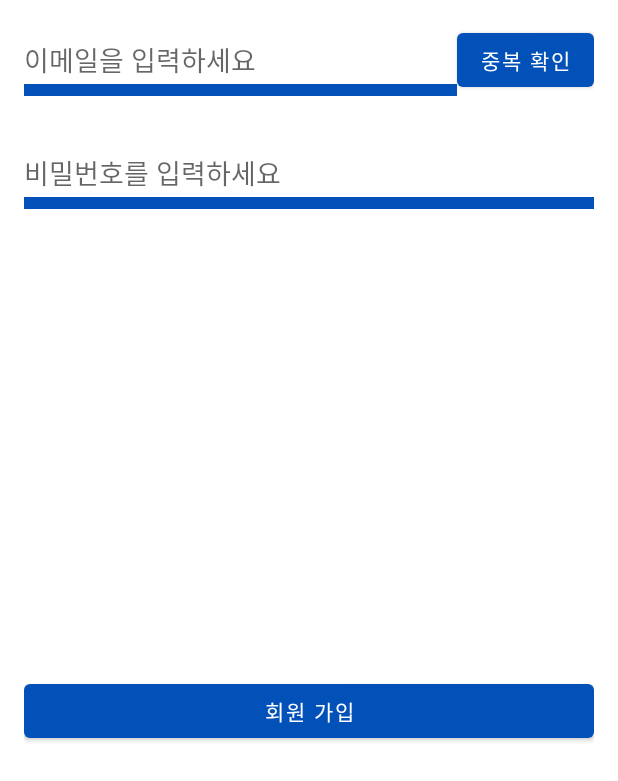
After one commit to miiiin15/Location-sharing, an Android app: the SignupActivity screen opened directly, with no data from a screen before it, on a phone screen of 412 x 824 dp. The commit adds this screen. Shown: the top 781 px of the screen. Run offline under Robolectric (Android 15) with nearby library versions, the phone set to English and light mode, and no system bars.

Commit message:
Update SignupActivity : 회원가입 연결.

```diff
--- /dev/null
+++ b/app/src/main/java/com/save/protect/activity/SignupActivity.kt
@@ -0,0 +1,82 @@
+package com.save.protect.activity
+
+import android.os.Bundle
+import android.text.TextUtils
+import android.util.Log
+import android.widget.Button
+import android.widget.EditText
+import android.widget.TextView
+import android.widget.Toast
+import androidx.appcompat.app.AppCompatActivity
+import com.save.protect.R
+import com.save.protect.database.AuthManager
+
+class SignupActivity : AppCompatActivity() {
+
+    private lateinit var editTextEmail: EditText
+    private lateinit var editTextPassword: EditText
+    private lateinit var btnCheckDuplicate: Button
+    private lateinit var btnSignUp: Button
+    private lateinit var tvDuplicateStatus: TextView
+    private var isEmailDuplicate = false // 이메일 중복 체크 상태를 나타내는 변수
+
+    override fun onCreate(savedInstanceState: Bundle?) {
+        super.onCreate(savedInstanceState)
+        setContentView(R.layout.activity_signup)
+
+        editTextEmail = findViewById(R.id.editTextEmail)
+        editTextPassword = findViewById(R.id.editTextPassword)
+        btnCheckDuplicate = findViewById(R.id.btnCheckDuplicate)
+        btnSignUp = findViewById(R.id.btnSignUp)
+        tvDuplicateStatus = findViewById(R.id.tvDuplicateStatus)
+
+        btnCheckDuplicate.setOnClickListener {
+            val email = editTextEmail.text.toString()
+            // 이메일 중복 확인 로직
+            // 중복되면 isEmailDuplicate 변수를 true로 설정하고, tvDuplicateStatus에 메시지를 표시
+
+            try{
+
+            AuthManager.checkEmailDuplication(email).addOnCompleteListener { task ->
+                if (task.isSuccessful) {
+                    val result = task.result // 중복 확인 결과
+
+                    Log.d("중복","${result}")
+
+//                    if (result?.signInMethods?.isEmpty() == true) {
+//                        // 이메일이 중복되지 않음
+//                        // 사용 가능한 이메일 주소
+//                    } else {
+//                        // 이메일이 이미 등록되어 있음
+//                        // 중복된 이메일 주소
+//                    }
+                } else {
+                    // 중복 확인 작업 실패
+                    val exception = task.exception
+                    // 예외 처리
+                    Log.d("실패","${exception?.message}")
+                }
+            }
+            }catch (e:Exception){
+                Log.d("fail","${e}")
+            }
+
+
+        }
+
+        btnSignUp.setOnClickListener {
+            val email = editTextEmail.text.toString()
+            val password = editTextPassword.text.toString()
+
+            if (TextUtils.isEmpty(email) || TextUtils.isEmpty(password)) {
+                // 이메일 또는 비밀번호가 비어 있거나 이메일 중복 확인이 되지 않은 경우
+                Toast.makeText(this, "이메일 또는 비밀번호를 확인하세요.", Toast.LENGTH_SHORT).show()
+            } else {
+                AuthManager.signUpFirebase(email, password) {
+                    Toast.makeText(this, "회원가입 성공 로그인을 실행해주세요.", Toast.LENGTH_SHORT).show()
+                    finish() }
+            }
+        }
+    }
+
+}
--- a/app/src/main/java/com/save/protect/activity/SplashActivity.kt
+++ b/app/src/main/java/com/save/protect/activity/SplashActivity.kt
@@ -39,7 +39,7 @@ class SplashActivity : AppCompatActivity() {
     private fun checkLocationPermission() {
         when {
             PermissionUtils.hasLocationPermission(this) -> {
-                login()
+                next()
             }
             PermissionUtils.checkShowLocationPermission(this) -> {
                 PermissionUtils.showLocationPermissionDialog(this)
@@ -79,7 +79,7 @@ class SplashActivity : AppCompatActivity() {
     }
 
     private fun next() {
-        val intent = Intent(this, MainActivity::class.java)
+        val intent = Intent(this,  SigninActivity::class.java)
         startActivity(intent)
         finish()
     }
--- /dev/null
+++ b/app/src/main/res/layout/activity_signup.xml
@@ -0,0 +1,58 @@
+<?xml version="1.0" encoding="utf-8"?>
+<androidx.constraintlayout.widget.ConstraintLayout
+    xmlns:android="http://schemas.android.com/apk/res/android"
+    xmlns:app="http://schemas.android.com/apk/res-auto"
+    xmlns:tools="http://schemas.android.com/tools"
+    android:layout_width="match_parent"
+    android:layout_height="match_parent"
+    android:padding="16dp"
+    tools:context=".activity.SignupActivity">
+
+    <com.save.protect.custom.CustomInput
+        android:id="@+id/editTextEmail"
+        android:layout_width="0dp"
+        android:layout_height="wrap_content"
+        android:hint="이메일을 입력하세요"
+        app:layout_constraintEnd_toStartOf="@+id/btnCheckDuplicate"
+        app:layout_constraintStart_toStartOf="parent"
+        app:layout_constraintTop_toTopOf="parent" />
+
+    <Button
+        android:id="@+id/btnCheckDuplicate"
+        android:layout_width="wrap_content"
+        android:layout_height="wrap_content"
+        android:text="중복 확인"
+        app:layout_constraintEnd_toEndOf="parent"
+        app:layout_constraintTop_toTopOf="parent" />
+
+    <TextView
+        android:id="@+id/tvDuplicateStatus"
+        android:layout_width="0dp"
+        android:layout_height="wrap_content"
+        android:layout_marginTop="8dp"
+        android:text=""
+        app:layout_constraintEnd_toEndOf="parent"
+        app:layout_constraintStart_toStartOf="parent"
+        app:layout_constraintTop_toBottomOf="@+id/btnCheckDuplicate" />
+
+    <com.save.protect.custom.CustomInput
+        android:id="@+id/editTextPassword"
+        android:layout_width="0dp"
+        android:layout_height="wrap_content"
+        android:hint="비밀번호를 입력하세요"
+        android:inputType="textPassword"
+        app:layout_constraintEnd_toEndOf="parent"
+        app:layout_constraintStart_toStartOf="parent"
+        app:layout_constraintTop_toBottomOf="@+id/tvDuplicateStatus" />
+
+    <Button
+        android:id="@+id/btnSignUp"
+        android:layout_width="0dp"
+        android:layout_height="wrap_content"
+        android:text="회원 가입"
+        app:layout_constraintBottom_toBottomOf="parent"
+        app:layout_constraintEnd_toEndOf="parent"
+        app:layout_constraintStart_toStartOf="parent"
+        app:layout_constraintTop_toBottomOf="@+id/editTextPassword" />
+
+</androidx.constraintlayout.widget.ConstraintLayout>
```
Also changed, not shown: app/src/main/AndroidManifest.xml (+6 -2 lines), app/src/main/java/com/save/protect/activity/SigninActivity.kt (added, +29 -0 lines), app/src/main/java/com/save/protect/database/AuthManager.kt (added, +51 -0 lines), app/src/main/res/layout/activity_signin.xml (added, +62 -0 lines).
